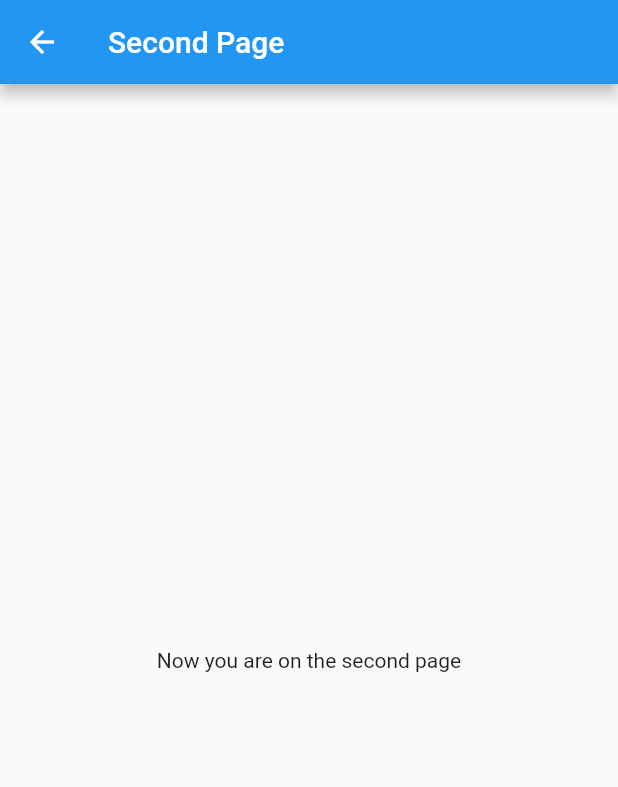
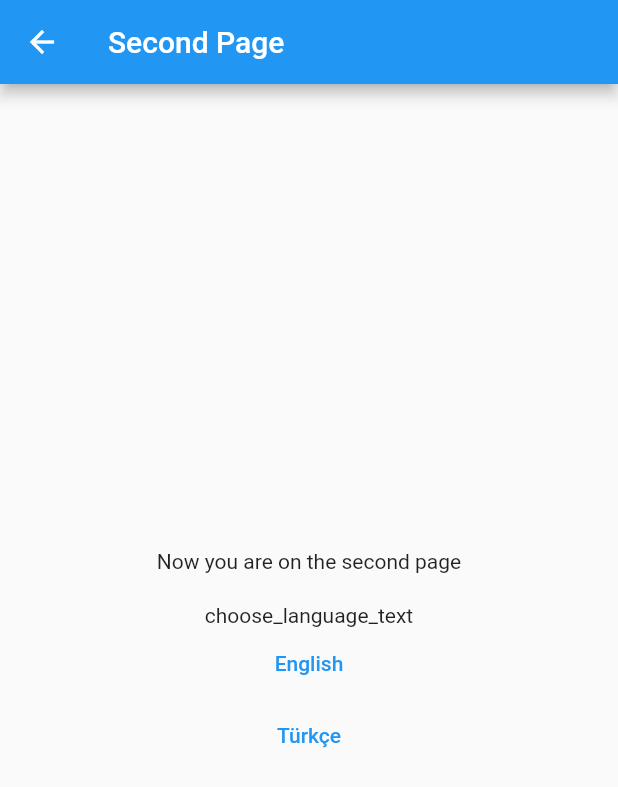
Before and after one commit to nyzmemre/multi_language_example, a Flutter app: the SecondPage screen opened directly, on a phone screen of 412 x 824 dp. Shown: the top 787 px of the screen. Run offline on Flutter 3.47's test engine with Material 2 defaults, Android fonts, the phone set to English and light mode, and no system bars; our stand-ins replace easy_localization.

Commit message:
multi language run with provider

```diff
--- a/lib/screens/second_page.dart
+++ b/lib/screens/second_page.dart
@@ -1,18 +1,39 @@
 import 'package:flutter/material.dart';
 import 'package:easy_localization/easy_localization.dart';
+import 'package:provider/provider.dart';
+
+import '../language_change.dart';
 
 
 class SecondPage extends StatelessWidget {
   const SecondPage({Key? key}) : super(key: key);
-
   @override
   Widget build(BuildContext context) {
+    LanguageChange controller = context.read<LanguageChange>();
+
     return Scaffold(
       appBar: AppBar(
-        title: Text("second_page_appbar_title".tr()),
+        title: Text("second_page_appbar_title").tr(),
 
       ),body:Center(
-      child: Text("second_page_info".tr()),
+      child: Column(
+        mainAxisAlignment: MainAxisAlignment.center,
+        children: [
+          Text("second_page_info").tr(),
+          SizedBox(height: 20,),
+          Text("choose_language_text").tr(),
+          TextButton(onPressed: (){
+            // ignore: deprecated_member_use
+            context.locale = Locale('en', 'US');
+            controller.onLanguageChanged();
+          }, child: Text("English")),
+          TextButton(onPressed: (){
+            // ignore: deprecated_member_use
+            context.locale = Locale('tr', 'TR');
+            controller.onLanguageChanged();
+          }, child: Text("Türkçe"))
+        ],
+      ),
     ),
     );
   }
```
Also changed, not shown: lib/screens/homepage.dart (+6 -4 lines).
